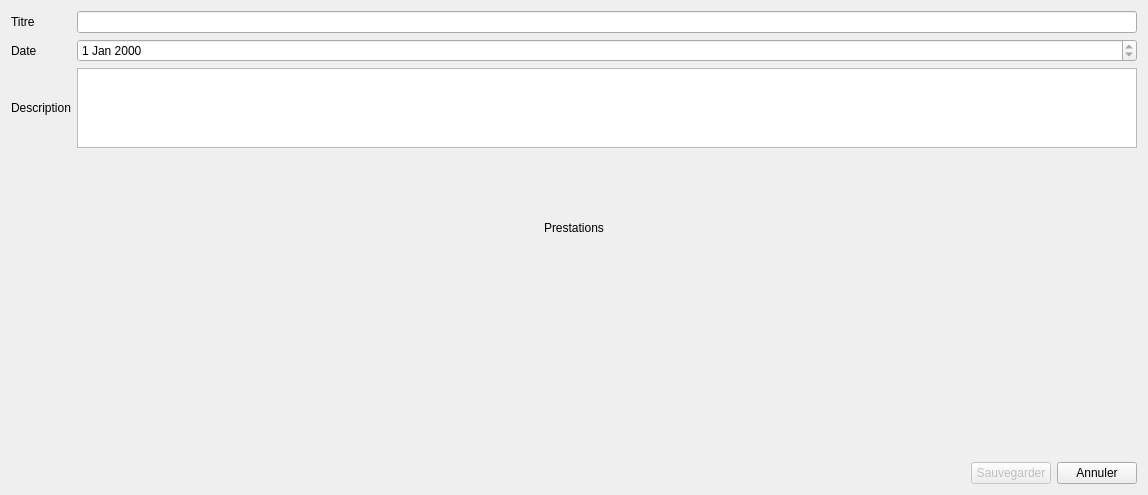
Above: src/gui/dialogs/addquotedialog.ui from FACT-Team/FactDev before the change. Below: the same form after it.
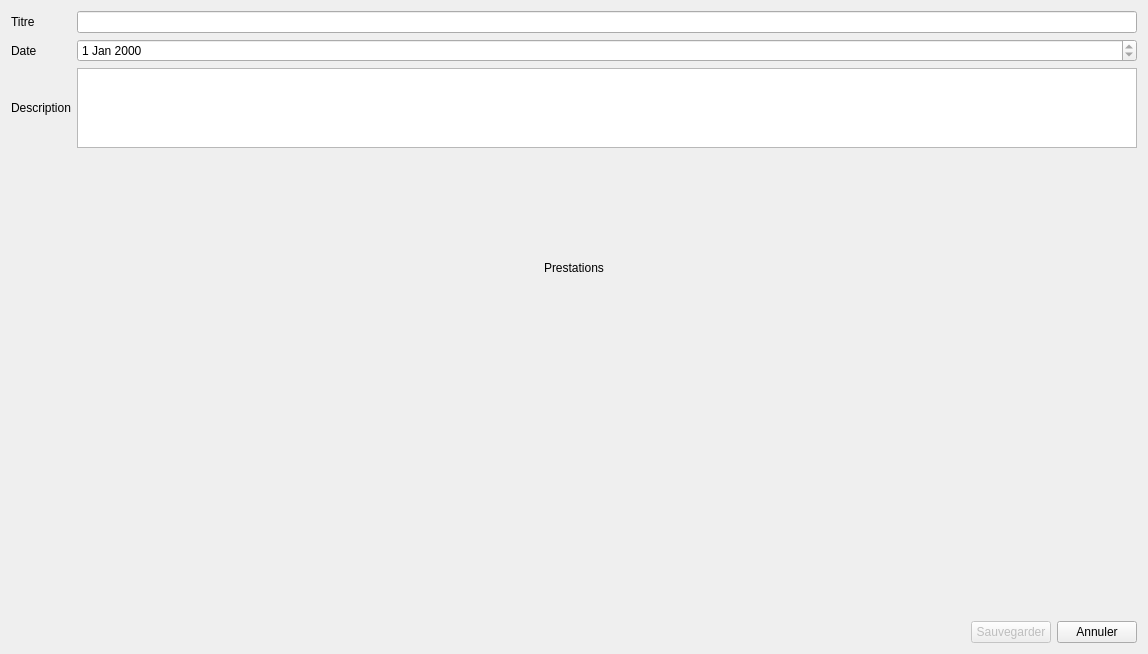
That is the form after the change. Icons and pictures are not drawn. Custom widgets are drawn as their Qt base class.

What changed in the file:
```diff
--- a/src/gui/dialogs/addquotedialog.ui
+++ b/src/gui/dialogs/addquotedialog.ui
@@ -7,7 +7,7 @@
     <x>0</x>
     <y>0</y>
     <width>1148</width>
-    <height>495</height>
+    <height>654</height>
    </rect>
   </property>
   <property name="windowTitle">
```
